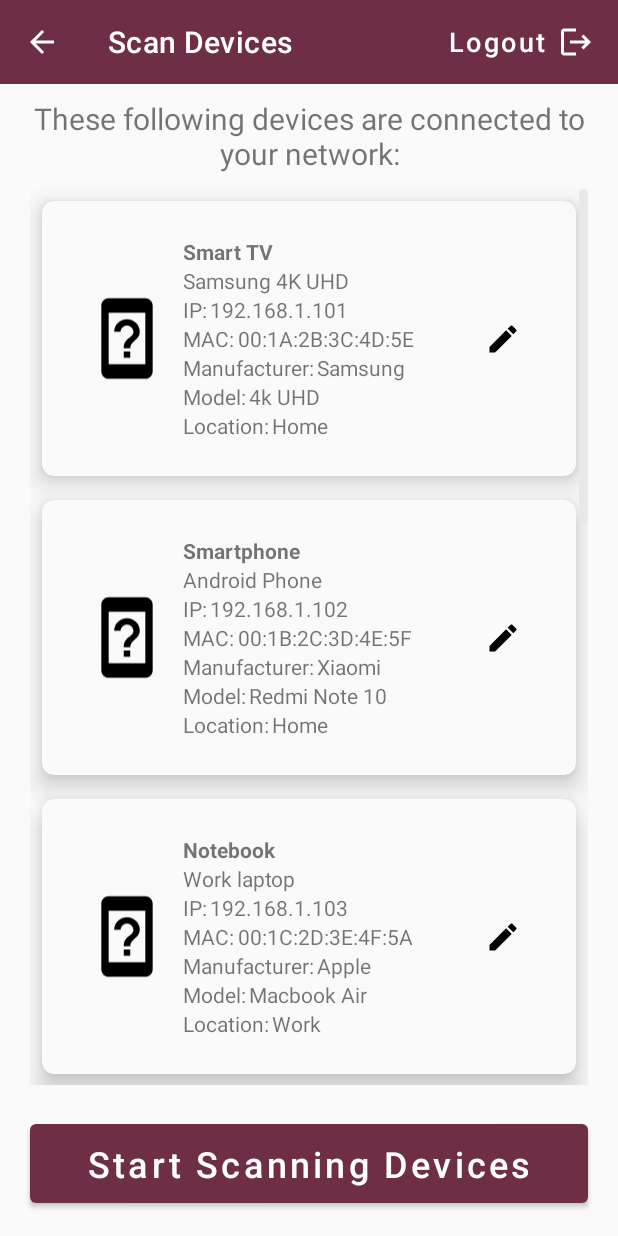
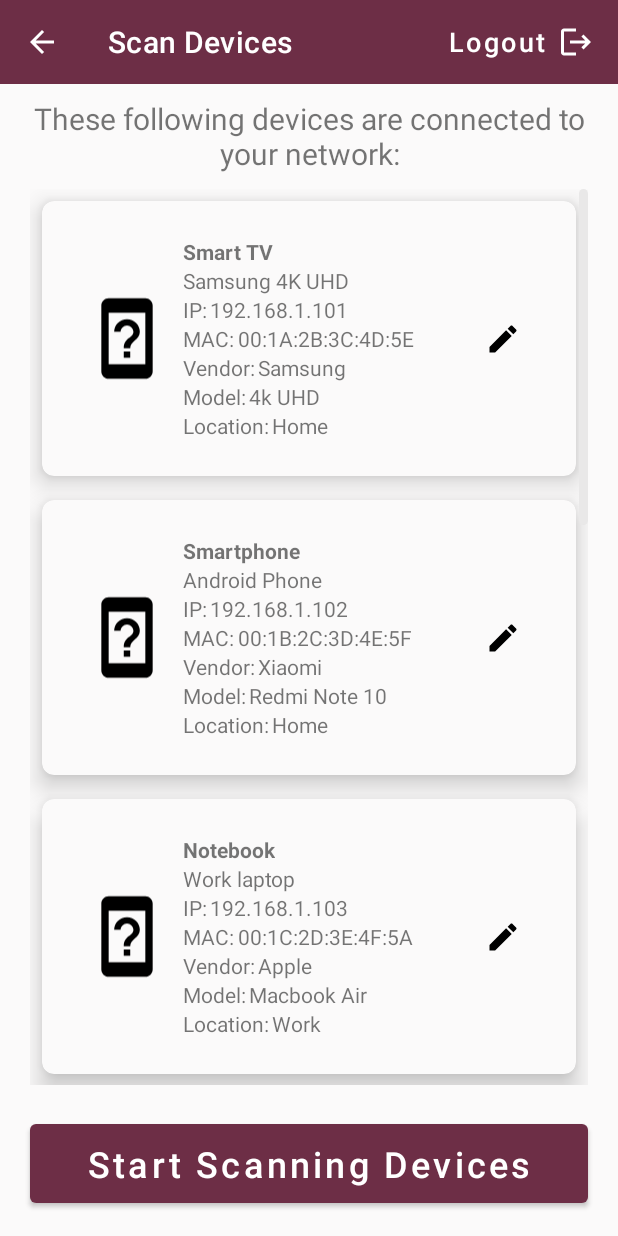
Before and after one commit to brendaschussler/scan_iot_android, an Android app: the ScanDevicesActivity screen opened directly, with no data from a screen before it, after a tap on "Start Scanning Devices", on a phone screen of 412 x 824 dp. Run offline under Robolectric (Android 15) with nearby library versions, the phone set to English and light mode, and no system bars; our stand-ins replace Firebase (no records; nobody signed in at launch, a user with empty details on screens opened directly).

Commit message:
change manufacturer to vendor

```diff
--- a/app/src/main/java/com/example/scaniot/ScanDevicesActivity.kt
+++ b/app/src/main/java/com/example/scaniot/ScanDevicesActivity.kt
@@ -63,7 +63,7 @@ class ScanDevicesActivity : AppCompatActivity() {
             mac = "00:1A:2B:3C:4D:5E",
             name = "Smart TV",
             description = "Samsung 4K UHD",
-            manufacturer = "Samsung",
+            vendor = "Samsung",
             deviceModel = "4k UHD",
             deviceLocation = "Home",
             userId = currentUserId
@@ -73,7 +73,7 @@ class ScanDevicesActivity : AppCompatActivity() {
             mac = "00:1B:2C:3D:4E:5F",
             name = "Smartphone",
             description = "Android Phone",
-            manufacturer = "Xiaomi",
+            vendor = "Xiaomi",
             deviceModel = "Redmi Note 10",
             deviceLocation = "Home",
             userId = currentUserId
@@ -83,7 +83,7 @@ class ScanDevicesActivity : AppCompatActivity() {
             mac = "00:1C:2D:3E:4F:5A",
             name = "Notebook",
             description = "Work laptop",
-            manufacturer = "Apple",
+            vendor = "Apple",
             deviceModel = "Macbook Air",
             deviceLocation = "Work",
             userId = currentUserId
@@ -93,7 +93,7 @@ class ScanDevicesActivity : AppCompatActivity() {
             mac = "00:1D:2E:3F:4A:5B",
             name = "Smart Light",
             description = "RGB Bulb",
-            manufacturer = "Philips",
+            vendor = "Philips",
             deviceModel = "Macbook Air",
             deviceLocation = "Work",
             userId = currentUserId
@@ -103,7 +103,7 @@ class ScanDevicesActivity : AppCompatActivity() {
             mac = "00:1E:2F:3A:4B:5C",
             name = "Security Camera",
             description = "Outdoor camera",
-            manufacturer = "TP-Link",
+            vendor = "TP-Link",
             deviceModel = "Macbook Air",
             deviceLocation = "Work",
             userId = currentUserId
@@ -113,7 +113,7 @@ class ScanDevicesActivity : AppCompatActivity() {
             mac = "00:1E:2F:3A:4B:5C",
             name = "Security Camera",
             description = "Outdoor camera",
-            manufacturer = "TP-Link",
+            vendor = "TP-Link",
             deviceModel = "Macbook Air",
             deviceLocation = "Work",
             userId = currentUserId
@@ -123,7 +123,7 @@ class ScanDevicesActivity : AppCompatActivity() {
             mac = "00:1E:2F:3A:4B:5C",
             name = "Security Camera",
             description = "Outdoor camera",
-            manufacturer = "TP-Link",
+            vendor = "TP-Link",
             deviceModel = "Macbook Air",
             deviceLocation = "Work",
             userId = currentUserId
@@ -133,7 +133,7 @@ class ScanDevicesActivity : AppCompatActivity() {
             mac = "00:1E:2F:3A:4B:5C",
             name = "Security Camera",
             description = "Outdoor camera",
-            manufacturer = "TP-Link",
+            vendor = "TP-Link",
             deviceModel = "Macbook Air",
             deviceLocation = "Work",
             userId = currentUserId
@@ -250,7 +250,7 @@ class ScanDevicesActivity : AppCompatActivity() {
         dialogView.apply {
             findViewById<TextInputEditText>(R.id.editName).setText(device.name)
             findViewById<TextInputEditText>(R.id.editDescription).setText(device.description)
-            findViewById<TextInputEditText>(R.id.editManufacturer).setText(device.manufacturer)
+            findViewById<TextInputEditText>(R.id.editVendor).setText(device.vendor)
             findViewById<TextInputEditText>(R.id.editModel).setText(device.deviceModel)
             findViewById<TextInputEditText>(R.id.editLocation).setText(device.deviceLocation)
 
@@ -280,7 +280,7 @@ class ScanDevicesActivity : AppCompatActivity() {
                 val editedDevice = device.copy(
                     name = dialogView.findViewById<TextInputEditText>(R.id.editName).text.toString(),
                     description = dialogView.findViewById<TextInputEditText>(R.id.editDescription).text.toString(),
-                    manufacturer = dialogView.findViewById<TextInputEditText>(R.id.editManufacturer).text.toString(),
+                    vendor = dialogView.findViewById<TextInputEditText>(R.id.editVendor).text.toString(),
                     deviceModel = dialogView.findViewById<TextInputEditText>(R.id.editModel).text.toString(),
                     deviceLocation = dialogView.findViewById<TextInputEditText>(R.id.editLocation).text.toString()
                 )
--- a/app/src/main/java/com/example/scaniot/model/Device.kt
+++ b/app/src/main/java/com/example/scaniot/model/Device.kt
@@ -5,7 +5,7 @@ data class Device(
     val mac: String = "",  // Usado as ID in Firestore
     var name: String = "unknown",
     var description: String = "unknown",
-    var manufacturer: String = "unknown",
+    var vendor: String = "unknown",
     var deviceModel: String = "unknown",
     var deviceLocation: String = "unknown",
     var photoUrl: String? = null,
--- a/app/src/main/java/com/example/scaniot/model/SavedDevicesAdapter.kt
+++ b/app/src/main/java/com/example/scaniot/model/SavedDevicesAdapter.kt
@@ -35,7 +35,7 @@ class SavedDevicesAdapter(
                 txtDescriptionSaved.text = device.description
                 txtMacAdressSaved.text = device.mac
                 txtIpAdressSaved.text = device.ip
-                txtManufacturerSaved.text = device.manufacturer
+                txtVendorSaved.text = device.vendor
                 txtModelSaved.text = device.deviceModel ?: "Unknown"
                 txtLocationSaved.text = device.deviceLocation ?: "Not specified"
 
--- a/app/src/main/java/com/example/scaniot/model/ScanDevicesAdapter.kt
+++ b/app/src/main/java/com/example/scaniot/model/ScanDevicesAdapter.kt
@@ -3,8 +3,6 @@ package com.example.scaniot.model
 import android.view.LayoutInflater
 import android.view.View
 import android.view.ViewGroup
-import androidx.recyclerview.widget.RecyclerView.Adapter
-import androidx.recyclerview.widget.RecyclerView.ViewHolder
 import com.example.scaniot.databinding.ItemDeviceBinding
 import androidx.recyclerview.widget.RecyclerView
 import com.bumptech.glide.Glide
@@ -31,7 +29,7 @@ class ScanDevicesAdapter(
                 txtDescription.text = device.description
                 txtMacAdress.text = device.mac
                 txtIpAdress.text = device.ip
-                txtManufacturer.text = device.manufacturer
+                txtVendor.text = device.vendor
                 txtModel.text = device.deviceModel
                 txtLocation.text = device.deviceLocation
 
--- a/app/src/main/res/layout/dialog_edit_device.xml
+++ b/app/src/main/res/layout/dialog_edit_device.xml
@@ -59,10 +59,10 @@
             android:layout_width="match_parent"
             android:layout_height="wrap_content"
             android:layout_marginBottom="8dp"
-            android:hint="Device manufacturer">
+            android:hint="Device vendor">
 
             <com.google.android.material.textfield.TextInputEditText
-                android:id="@+id/editManufacturer"
+                android:id="@+id/editVendor"
                 android:layout_width="match_parent"
                 android:layout_height="wrap_content"
                 android:textSize="20sp" />
--- a/app/src/main/res/layout/item_device.xml
+++ b/app/src/main/res/layout/item_device.xml
@@ -119,17 +119,17 @@
             android:id="@+id/textView11"
             android:layout_width="wrap_content"
             android:layout_height="wrap_content"
-            android:text="Manufacturer:"
+            android:text="Vendor:"
             app:layout_constraintStart_toEndOf="@+id/imgDevice"
             app:layout_constraintTop_toBottomOf="@+id/textView9" />
 
         <TextView
-            android:id="@+id/txtManufacturer"
+            android:id="@+id/txtVendor"
             android:layout_width="wrap_content"
             android:layout_height="wrap_content"
             android:layout_marginStart="2dp"
             android:maxLength="15"
-            android:text="Manufacturer"
+            android:text="Vendor"
             app:layout_constraintStart_toEndOf="@+id/textView11"
             app:layout_constraintTop_toBottomOf="@+id/txtMacAdress" />
 
@@ -148,7 +148,7 @@
             android:layout_marginStart="2dp"
             android:text="Model"
             app:layout_constraintStart_toEndOf="@+id/textView12"
-            app:layout_constraintTop_toBottomOf="@+id/txtManufacturer" />
+            app:layout_constraintTop_toBottomOf="@+id/txtVendor" />
 
         <TextView
             android:id="@+id/textView14"
```
Also changed, not shown: app/src/main/res/layout/item_saved_device.xml (+4 -4 lines).
